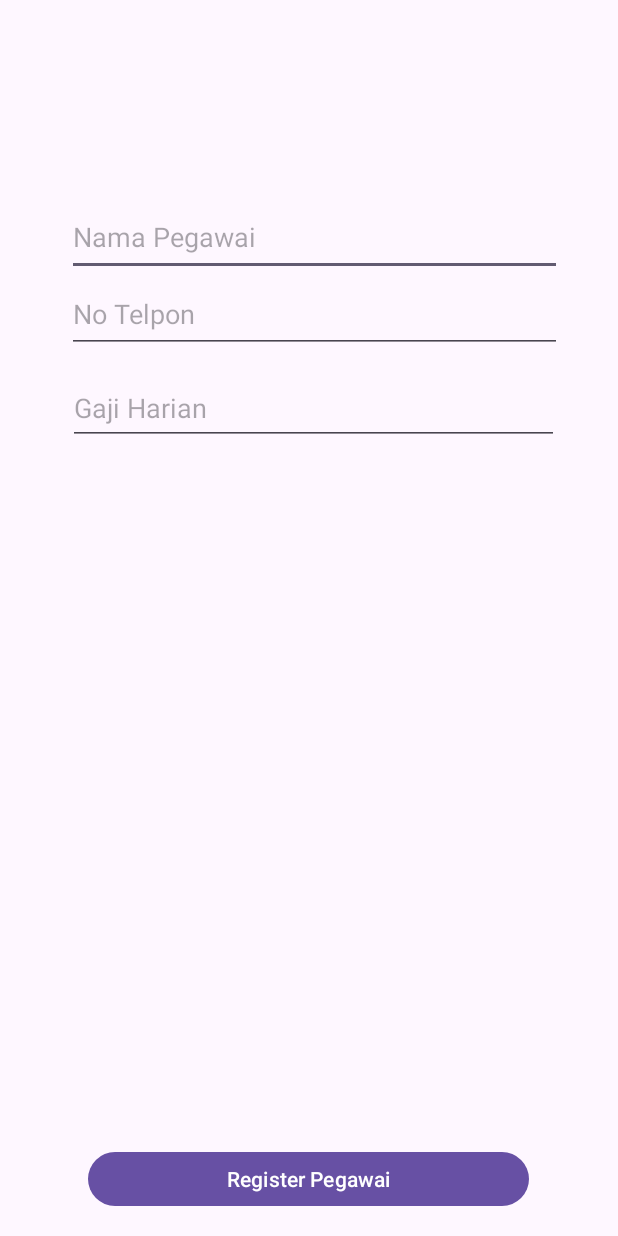
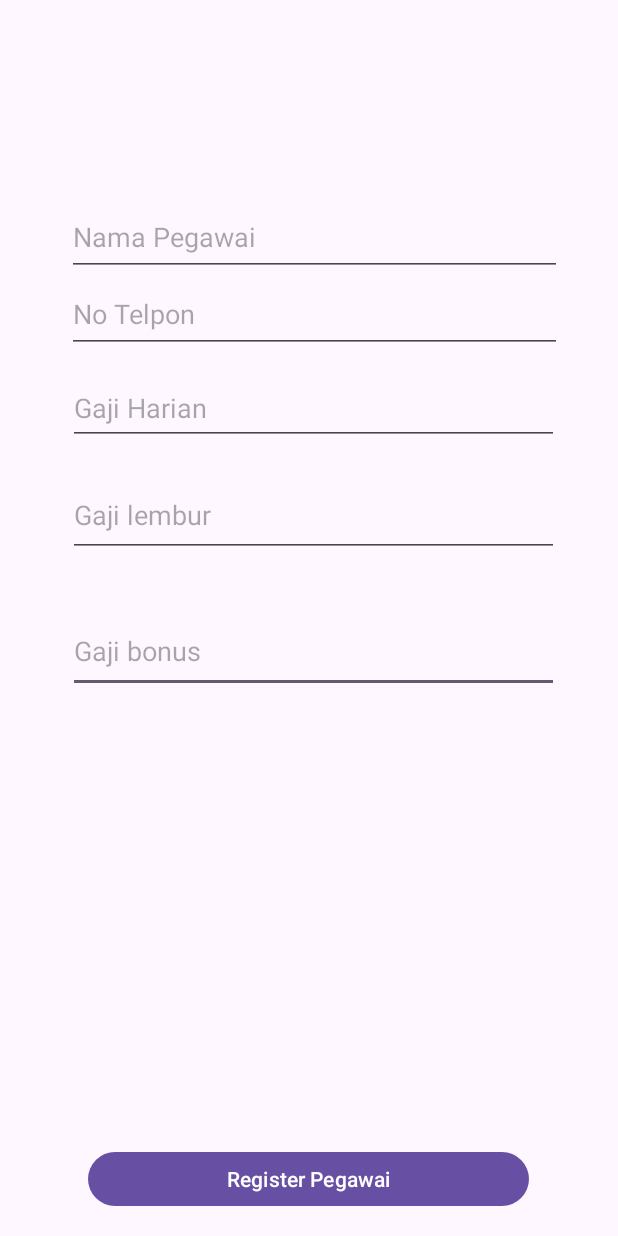
Before and after one commit to Kennetyjr/Proyek_KP, an Android app: the Activity_Register_Pegawai screen opened directly, with no data from a screen before it, on a phone screen of 412 x 824 dp. Run offline under Robolectric (Android 15) with nearby library versions, the phone set to English and light mode, and no system bars; our stand-ins replace Firebase (no records; nobody signed in at launch, a user with empty details on screens opened directly), data binding.

Commit message:
ganti tampilan
register

```diff
--- a/ProyekKP/app/src/main/res/layout/activity_login.xml
+++ b/ProyekKP/app/src/main/res/layout/activity_login.xml
@@ -49,7 +49,7 @@
             android:layout_width="136dp"
             android:layout_height="57dp"
             android:layout_marginBottom="428dp"
-            android:text="Home Pegawai"
+            android:text="Home "
             app:layout_constraintBottom_toBottomOf="parent"
             app:layout_constraintEnd_toEndOf="parent"
             app:layout_constraintHorizontal_bias="0.85"
--- a/ProyekKP/app/src/main/res/layout/activity_register_pegawai.xml
+++ b/ProyekKP/app/src/main/res/layout/activity_register_pegawai.xml
@@ -7,6 +7,20 @@
         android:layout_height="match_parent"
         tools:viewBindingIgnore="true"
         tools:context=".Activity_Register_Pegawai">
+
+        <EditText
+            android:id="@+id/editTextText"
+            android:layout_width="327dp"
+            android:layout_height="56dp"
+            android:ems="10"
+            android:hint="Gaji bonus"
+            android:inputType="text"
+            app:layout_constraintBottom_toBottomOf="parent"
+            app:layout_constraintEnd_toEndOf="@+id/txt_reg_gajiharian"
+            app:layout_constraintHorizontal_bias="1.0"
+            app:layout_constraintStart_toStartOf="@+id/txt_reg_gajiharian"
+            app:layout_constraintTop_toBottomOf="@+id/txt_reg_gajiharian"
+            app:layout_constraintVertical_bias="0.232" />
 
         <EditText
             android:id="@+id/txt_reg_namapegawai"
@@ -25,13 +39,13 @@
             android:id="@+id/txt_reg_idpegawai"
             android:layout_width="330dp"
             android:layout_height="57dp"
-            android:layout_marginTop="16dp"
+            android:layout_marginTop="56dp"
             android:ems="10"
             android:hint="ID Pegawai"
             android:inputType="text"
             android:visibility="invisible"
             app:layout_constraintEnd_toEndOf="parent"
-            app:layout_constraintHorizontal_bias="0.481"
+            app:layout_constraintHorizontal_bias="0.493"
             app:layout_constraintStart_toStartOf="parent"
             app:layout_constraintTop_toTopOf="parent" />
 
@@ -71,5 +85,19 @@
             app:layout_constraintHorizontal_bias="0.495"
             app:layout_constraintStart_toStartOf="parent" />
 
+        <EditText
+            android:id="@+id/editTextText"
+            android:layout_width="327dp"
+            android:layout_height="56dp"
+            android:ems="10"
+            android:hint="Gaji lembur"
+            android:inputType="text"
+            app:layout_constraintBottom_toBottomOf="parent"
+            app:layout_constraintEnd_toEndOf="@+id/txt_reg_gajiharian"
+            app:layout_constraintHorizontal_bias="0.0"
+            app:layout_constraintStart_toStartOf="@+id/txt_reg_gajiharian"
+            app:layout_constraintTop_toBottomOf="@+id/txt_reg_gajiharian"
+            app:layout_constraintVertical_bias="0.039" />
+
     </androidx.constraintlayout.widget.ConstraintLayout>
 </layout>
```
